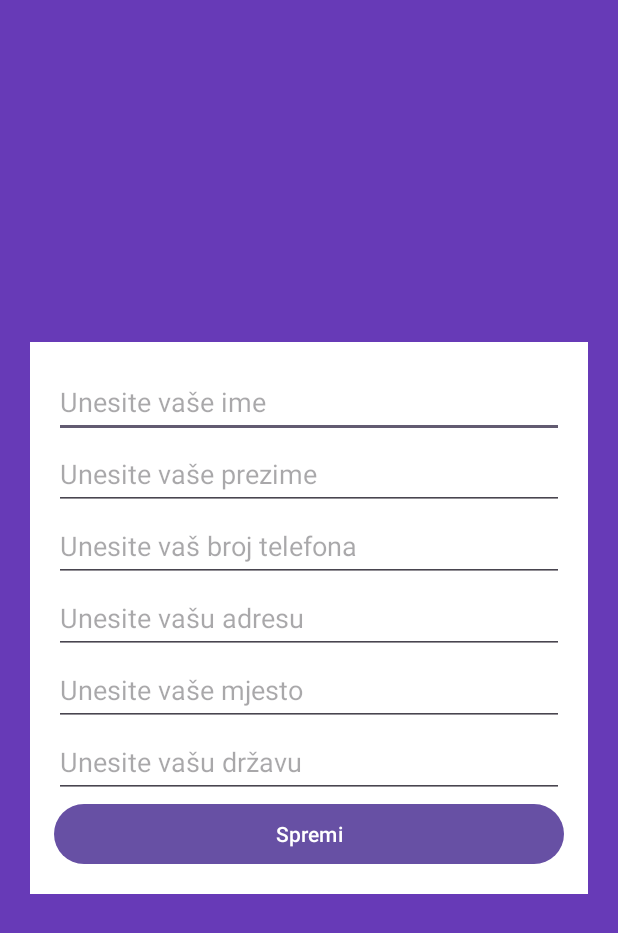
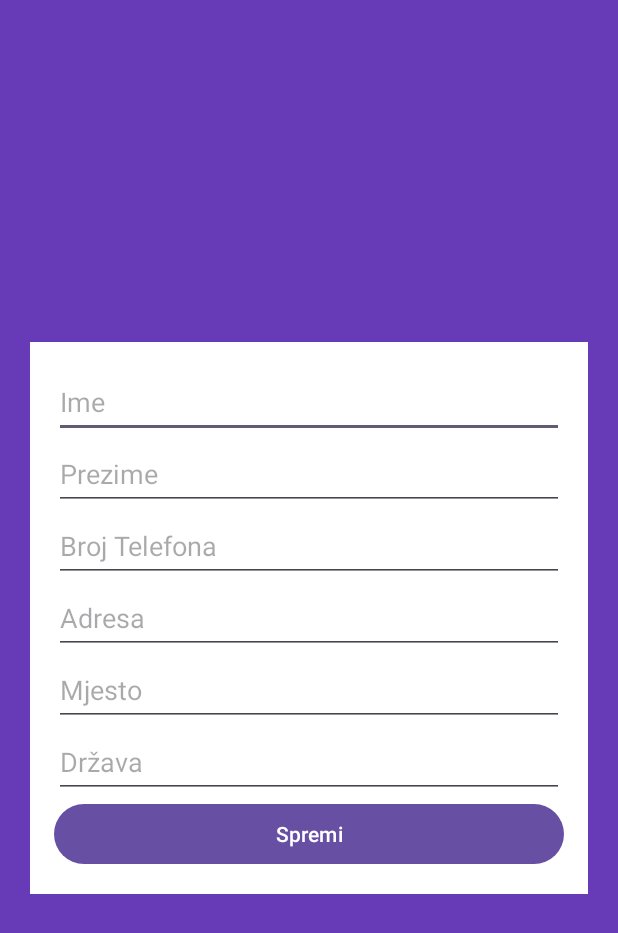
Before and after one commit to Franjo7/NRAMU, an Android app: the ProfileActivity screen opened directly, with no data from a screen before it, on a phone screen of 412 x 824 dp. Shown: the top 933 px of the screen. Run offline under Robolectric (Android 15) with nearby library versions, the phone set to English and light mode, and no system bars; our stand-ins replace Firebase (no records; nobody signed in at launch, a user with empty details on screens opened directly).

Commit message:
Manje izmjene

```diff
--- a/app/src/main/res/layout/activity_main.xml
+++ b/app/src/main/res/layout/activity_main.xml
@@ -32,7 +32,7 @@
             android:layout_marginBottom="10dp"
             android:drawableLeft="@drawable/baseline_email_24"
             android:ems="10"
-            android:hint="Unesite email adresu"
+            android:hint="Email Adresa"
             android:inputType="textEmailAddress"
             android:minHeight="48dp" />
 
@@ -43,7 +43,7 @@
             android:layout_marginBottom="10dp"
             android:drawableLeft="@drawable/baseline_password_24"
             android:ems="10"
-            android:hint="Unesite lozinku"
+            android:hint="Lozinka"
             android:inputType="textPassword"
             android:minHeight="48dp" />
 
--- a/app/src/main/res/layout/activity_profile.xml
+++ b/app/src/main/res/layout/activity_profile.xml
@@ -21,7 +21,7 @@
             android:id="@+id/nameTxt"
             android:layout_width="match_parent"
             android:layout_height="wrap_content"
-            android:hint="Unesite vaše ime"
+            android:hint="Ime"
             android:inputType="text"
             android:minHeight="48dp"/>
 
@@ -29,7 +29,7 @@
             android:id="@+id/surnameTxt"
             android:layout_width="match_parent"
             android:layout_height="wrap_content"
-            android:hint="Unesite vaše prezime"
+            android:hint="Prezime"
             android:inputType="text"
             android:minHeight="48dp"/>
 
@@ -37,7 +37,7 @@
             android:id="@+id/phoneTxt"
             android:layout_width="match_parent"
             android:layout_height="wrap_content"
-            android:hint="Unesite vaš broj telefona"
+            android:hint="Broj Telefona"
             android:inputType="phone"
             android:minHeight="48dp" />
 
@@ -45,7 +45,7 @@
             android:id="@+id/addressTxt"
             android:layout_width="match_parent"
             android:layout_height="wrap_content"
-            android:hint="Unesite vašu adresu"
+            android:hint="Adresa"
             android:inputType="textPostalAddress"
             android:minHeight="48dp"/>
 
@@ -53,7 +53,7 @@
             android:id="@+id/placeTxt"
             android:layout_width="match_parent"
             android:layout_height="wrap_content"
-            android:hint="Unesite vaše mjesto"
+            android:hint="Mjesto"
             android:inputType="text"
             android:minHeight="48dp"/>
 
@@ -61,7 +61,7 @@
             android:id="@+id/countryTxt"
             android:layout_width="match_parent"
             android:layout_height="wrap_content"
-            android:hint="Unesite vašu državu"
+            android:hint="Država"
             android:inputType="text"
             android:minHeight="48dp"/>
 
```
